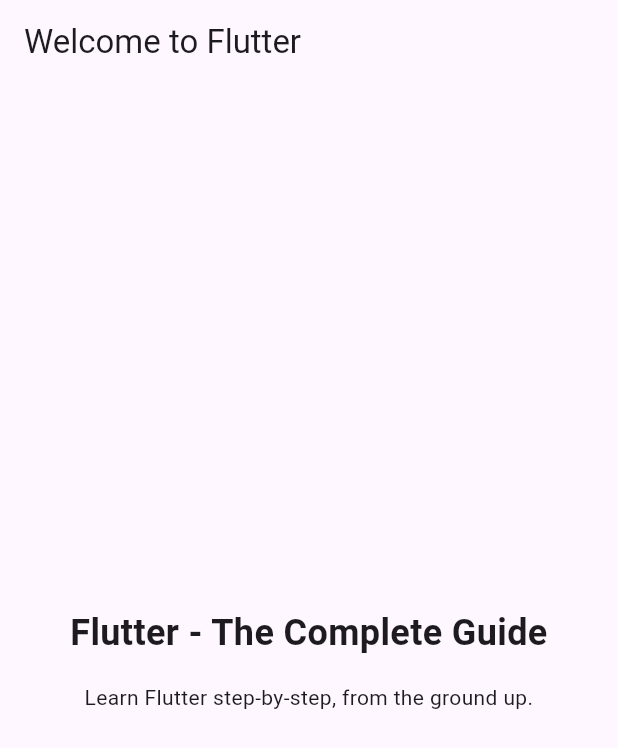
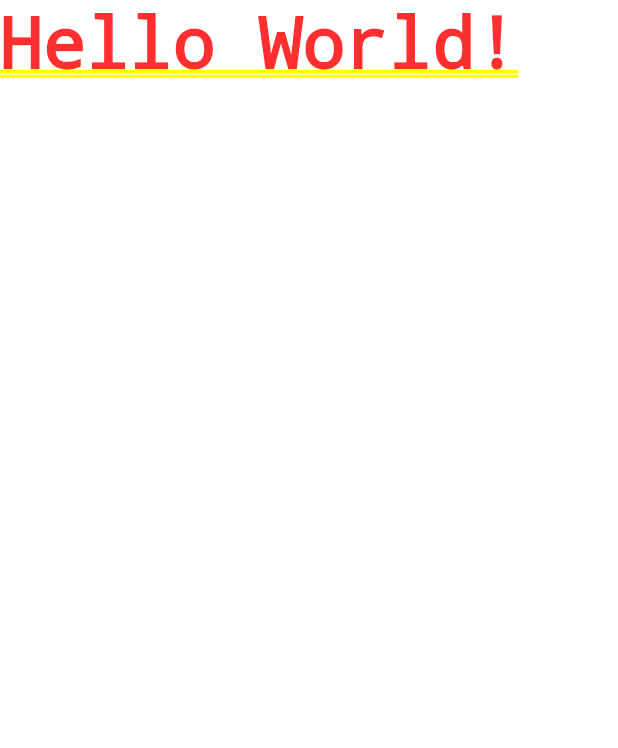
Before and after one commit to kalims-sahebi/DiceRollerProject, a Flutter app: the screen it shows after launch, on a phone screen of 412 x 824 dp. Shown: the top 748 px of the screen. Run offline on Flutter 3.47's test engine with Material 3 defaults, Android fonts, the phone set to English and light mode, and no system bars.

Commit message:
starting code

```diff
--- a/lib/main.dart
+++ b/lib/main.dart
@@ -1,54 +1,4 @@
 import 'package:flutter/material.dart';
-
-void main() {
-  runApp(const MyApp());
+void main(){
+  runApp(const MaterialApp(home: Text('Hello World!'),));
 }
-
-// With Flutter, you create user interfaces by combining "widgets"
-// You'll learn all about them (and much more) throughout this course!
-class MyApp extends StatelessWidget {
-  const MyApp({super.key});
-
-  // Every custom widget must have a build() method
-  // It tells Flutter, which widgets make up your custom widget
-  // Again: You'll learn all about that throughout the course!
-  @override
-  Widget build(BuildContext context) {
-    // Below, a bunch of built-in widgets are used (provided by Flutter)
-    // They will be explained in the next sections
-    // In this course, you will, of course, not just use them a lot but
-    // also learn about many other widgets!
-    return MaterialApp(
-      title: 'Flutter First App',
-      theme: ThemeData(useMaterial3: true),
-      home: Scaffold(
-        appBar: AppBar(
-          title: const Text('Welcome to Flutter'),
-        ),
-        body: Container(
-          width: double.infinity,
-          padding: const EdgeInsets.all(12),
-          child: const Column(
-            mainAxisAlignment: MainAxisAlignment.center,
-            crossAxisAlignment: CrossAxisAlignment.center,
-            children:  [
-              Text(
-                'Flutter - The Complete Guide',
-                textAlign: TextAlign.center,
-                style: TextStyle(
-                  fontSize: 24,
-                  fontWeight: FontWeight.bold,
-                ),
-              ),
-              SizedBox(height: 16),
-              Text(
-                'Learn Flutter step-by-step, from the ground up.',
-                textAlign: TextAlign.center,
-              ),
-            ],
-          ),
-        ),
-      ),
-    );
-  }
-}
```
